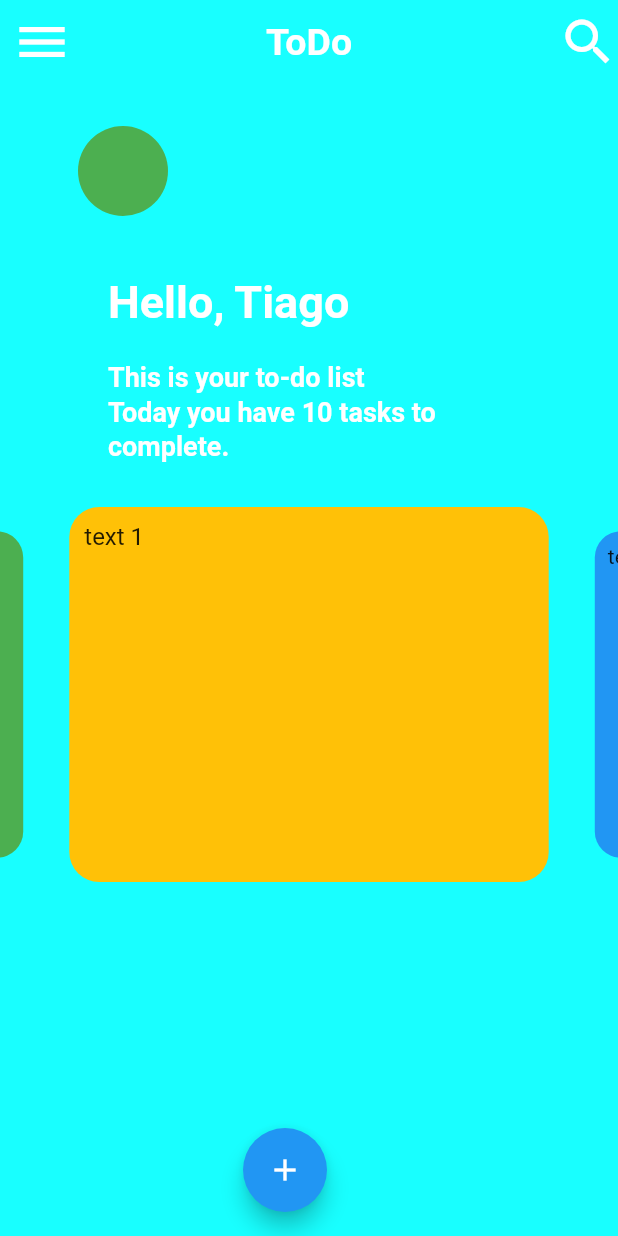
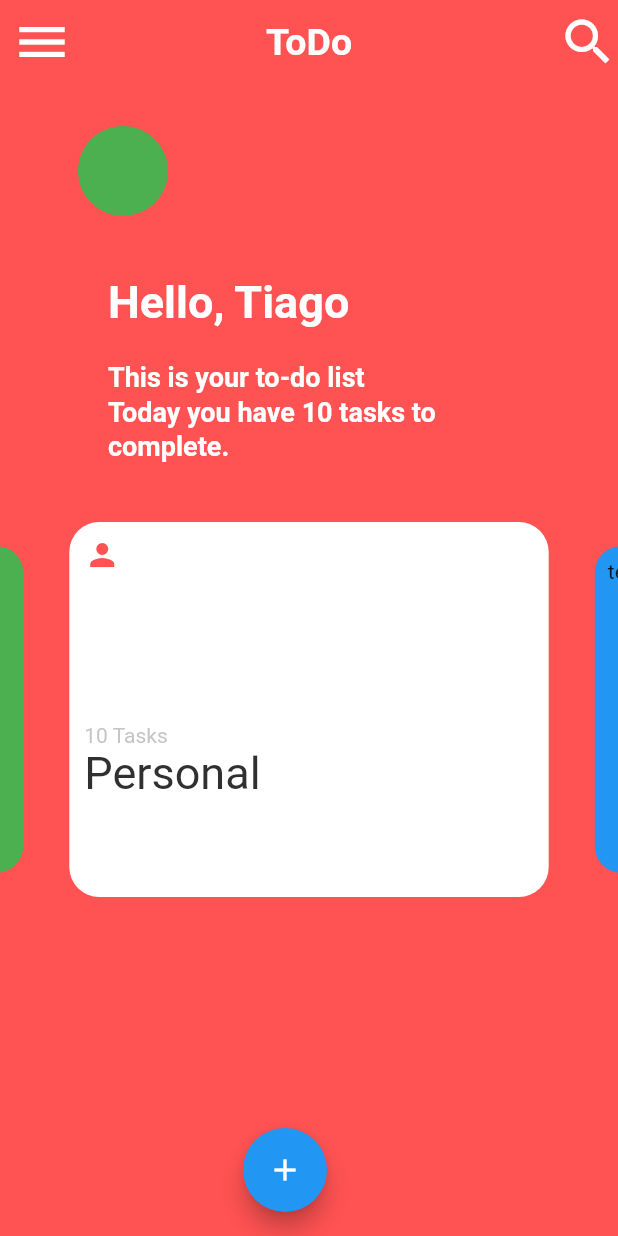
Before and after one commit to TiagoRibeiro02/To-Do_List, a Flutter app: the screen it shows after launch, on a phone screen of 412 x 824 dp. Run offline on Flutter 3.47's test engine with Material 2 defaults, Android fonts, the phone set to English and light mode, and no system bars; drawn by our look-alikes of carousel_slider.

Commit message:
Update home.dart

```diff
--- a/lib/Pages/home.dart
+++ b/lib/Pages/home.dart
@@ -12,6 +12,7 @@ class _home_pageState extends State<home_page> {
 
   String username = 'Tiago';
   int tasks = 10;
+  MaterialAccentColor backgroundColor = Colors.redAccent;
 
   Widget buildTask(int i) {
     if (i == 1) {
@@ -23,10 +24,49 @@ class _home_pageState extends State<home_page> {
           margin: EdgeInsets.symmetric(horizontal: 5.0),
           padding: EdgeInsets.fromLTRB(10, 10, 0, 0),
           decoration: BoxDecoration(
-              color: Colors.amber,
+              color: Colors.white,
               borderRadius: BorderRadius.all(Radius.circular(20))
           ),
-          child: Text('text $i', style: TextStyle(fontSize: 16.0),)
+          child: Column(
+            children: [
+              Align(
+                  alignment: Alignment.topLeft,
+                  child: Icon(
+                      Icons.person,
+                    color: backgroundColor = Colors.redAccent,
+                  )
+              ),
+              SizedBox(height: 100.0,),
+              Align(
+                alignment: Alignment.bottomLeft,
+                child: Column(
+                  children: [
+                    Align(
+                      alignment: Alignment.topLeft,
+                      child: Text(
+                        '$tasks Tasks',  //TODO depois o tipo de tasks
+                        style: TextStyle(
+                          fontSize: 14.0,
+                          color: Colors.grey.withOpacity(0.6),
+
+                        ),
+                      ),
+                    ),
+                    Align(
+                      alignment: Alignment.topLeft,
+                      child: Text(
+                        'Personal',
+                        style: TextStyle(
+                          fontSize: 30.0,
+                          color: Colors.grey[850]
+                        ),
+                      ),
+                    )
+                  ],
+                ),
+              )
+            ],
+          )
       );
     } else if (i == 2){
       return Container(
@@ -105,7 +145,7 @@ class _home_pageState extends State<home_page> {
         ),
       ),
 
-      backgroundColor: Colors.cyanAccent,
+      backgroundColor: backgroundColor,
       body: Column(
         children: [
           Container(
@@ -205,7 +245,7 @@ class _home_pageState extends State<home_page> {
                             ),
                           ),
                         ),
-                        SizedBox(height: 30,),
+                        SizedBox(height: 40,),
                         Container(
                           child: CarouselSlider(
                             options: CarouselOptions(
```
